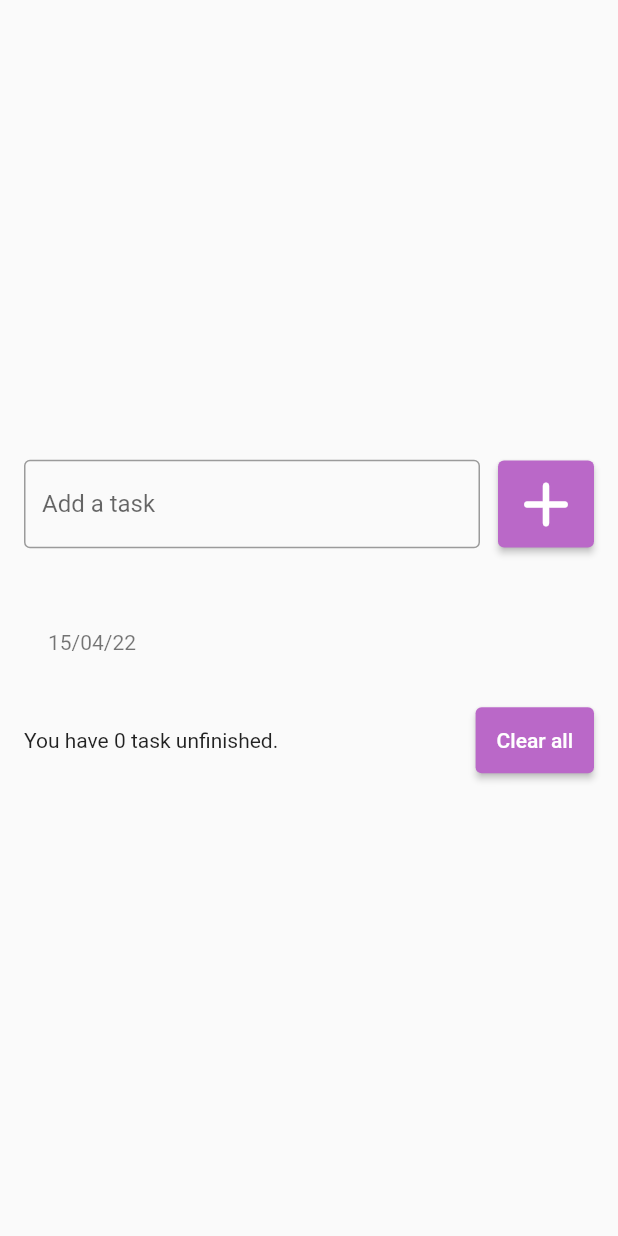
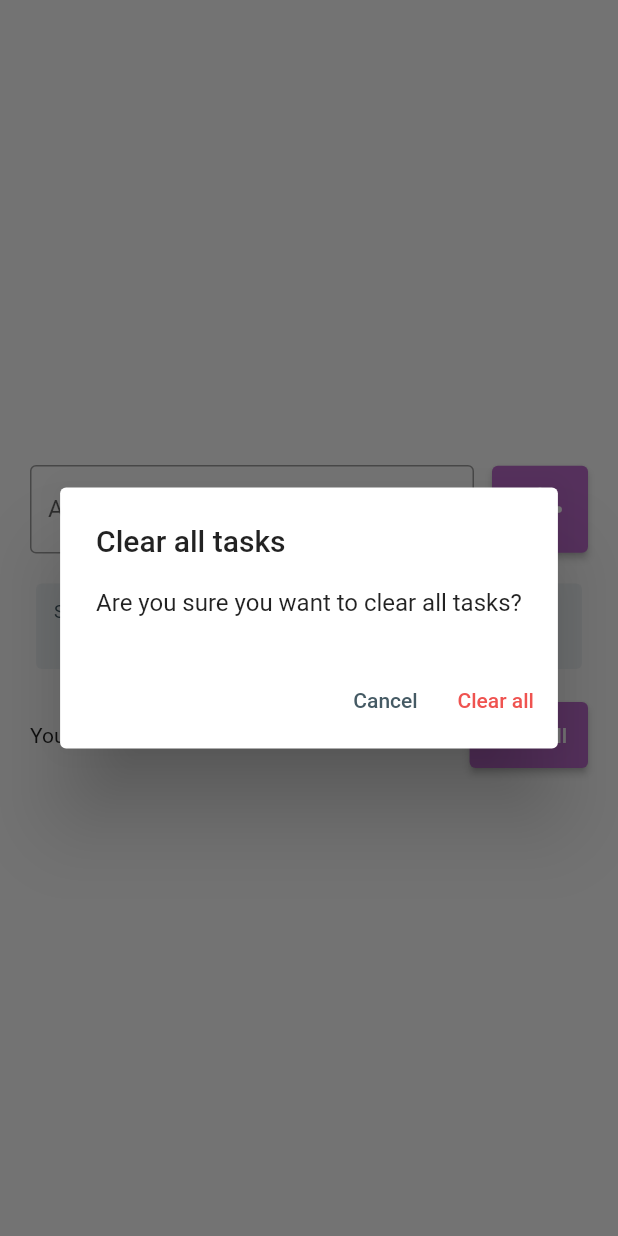
Before and after one commit to Bru-marques/todo_list_flutter, a Flutter app: the screen it shows after launch, after a tap on the "add" icon, after a tap on "Clear all", on a phone screen of 412 x 824 dp. Run offline on Flutter 3.47's test engine with Material 2 defaults, Android fonts, the phone set to English and light mode, and no system bars; drawn by our look-alikes of flutter_slidable.

Commit message:
add and delete tasks layout done

```diff
--- a/lib/main.dart
+++ b/lib/main.dart
@@ -11,6 +11,7 @@ class MyApp extends StatelessWidget {
   @override
   Widget build(BuildContext context) {
     return MaterialApp(
+      debugShowCheckedModeBanner: false,
       home: TodoListPage(),
     );
   }
--- /dev/null
+++ b/lib/models/tasks.dart
@@ -0,0 +1,6 @@
+class TaskList {
+  TaskList({required this.title, required this.dateTime});
+
+  String title;
+  DateTime dateTime;
+}
--- a/lib/pages/todo_list_page.dart
+++ b/lib/pages/todo_list_page.dart
@@ -1,4 +1,7 @@
 import 'package:flutter/material.dart';
+
+import '../models/tasks.dart';
+import '../widgets/todo_list_item.dart';
 
 class TodoListPage extends StatefulWidget {
   TodoListPage({Key? key}) : super(key: key);
@@ -10,14 +13,17 @@ class TodoListPage extends StatefulWidget {
 class _TodoListPageState extends State<TodoListPage> {
   final TextEditingController tasksController = TextEditingController();
 
-  List<String> tasks = [];
+  List<TaskList> tasks = [];
+  TaskList? deletedTask;
+  int? deletedTaskPosition;
 
   @override
   Widget build(BuildContext context) {
-    return Scaffold(
+    return SafeArea(
+      child: Scaffold(
         body: Center(
           child: Padding(
-        padding: const EdgeInsets.symmetric(horizontal: 16),
+            padding: const EdgeInsets.all(20),
             child: Column(
               mainAxisSize: MainAxisSize.min,
               children: [
@@ -41,7 +47,11 @@ class _TodoListPageState extends State<TodoListPage> {
                       onPressed: () {
                         String text = tasksController.text;
                         setState(() {
-                      tasks.add(text);
+                          TaskList newTaskList = TaskList(
+                            title: text,
+                            dateTime: DateTime.now(),
+                          );
+                          tasks.add(newTaskList);
                         });
                         tasksController.clear();
                       },
@@ -54,33 +64,100 @@ class _TodoListPageState extends State<TodoListPage> {
                   child: ListView(
                     shrinkWrap: true,
                     children: [
-                  for (String task in tasks)
-                    ListTile(
-                      title: Text(task),
-                      subtitle: Text("15/04/22"),
-                      onTap: () {
-                        print("task $task");
-                      },
+                      for (TaskList task in tasks)
+                        TodoListItem(
+                          task: task,
+                          onDelete: onDelete,
                         ),
                     ],
                   ),
                 ),
                 const SizedBox(height: 16),
-            Row(children: [
-              const Expanded(
-                child: Text("You have 0 task unfinished."),
+                Row(
+                  children: [
+                    Expanded(
+                      child:
+                          Text("You have ${(tasks.length)} task unfinished."),
                     ),
                     ElevatedButton(
                         style: ElevatedButton.styleFrom(
                           primary: Colors.purple[300],
                           padding: EdgeInsets.all(14),
                         ),
-                  onPressed: () {},
+                        onPressed: () {
+                          showDeleteTasksConfirmationDialog();
+                        },
                         child: Text("Clear all")),
-            ]),
                   ],
                 ),
-      )),
+              ],
+            ),
+          ),
+        ),
+      ),
     );
   }
+
+  void onDelete(TaskList task) {
+    deletedTask = task;
+    deletedTaskPosition = tasks.indexOf(task);
+
+    setState(() {
+      tasks.remove(task);
+    });
+
+    ScaffoldMessenger.of(context).clearSnackBars();
+
+    ScaffoldMessenger.of(context).showSnackBar(
+      SnackBar(
+          content: Text("Task ${(task.title)} was deleted.",
+              style: TextStyle(color: Colors.blueGrey[900])),
+          backgroundColor: Colors.blueGrey[100],
+          action: SnackBarAction(
+            label: "Undo",
+            textColor: Colors.purple[400],
+            onPressed: () {
+              setState(
+                () {
+                  tasks.insert(deletedTaskPosition!, deletedTask!);
+                },
+              );
+            },
+          ),
+          duration: const Duration(seconds: 5)),
+    );
   }
+
+  void showDeleteTasksConfirmationDialog() {
+    showDialog(
+      context: context,
+      builder: (context) => AlertDialog(
+        title: Text("Clear all tasks"),
+        content: Text("Are you sure you want to clear all tasks?"),
+        actions: [
+          TextButton(
+            style: TextButton.styleFrom(primary: Colors.blueGrey[700]),
+            onPressed: () {
+              Navigator.of(context).pop();
+            },
+            child: Text("Cancel"),
+          ),
+          TextButton(
+            style: TextButton.styleFrom(primary: Colors.red[400]),
+            onPressed: () {
+              Navigator.of(context).pop();
+              deleteAllTasks();
+            },
+            child: Text("Clear all"),
+          ),
+        ],
+      ),
+    );
+  }
+
+  void deleteAllTasks() {
+    setState(() {
+      tasks.clear();
+    });
+  }
+}
--- /dev/null
+++ b/lib/widgets/todo_list_item.dart
@@ -0,0 +1,73 @@
+import 'package:flutter/material.dart';
+import 'package:flutter_slidable/flutter_slidable.dart';
+import 'package:intl/intl.dart';
+
+import '../models/tasks.dart';
+
+class TodoListItem extends StatelessWidget {
+  const TodoListItem({Key? key, required this.task, required this.onDelete})
+      : super(key: key);
+
+  final TaskList task;
+  final Function(TaskList) onDelete;
+
+  @override
+  Widget build(BuildContext context) {
+    return Padding(
+      padding: const EdgeInsets.all(4),
+      child: Slidable(
+        child: Container(
+          decoration: BoxDecoration(
+            borderRadius: BorderRadius.circular(4),
+            color: Colors.blueGrey[50],
+          ),
+          padding: const EdgeInsets.all(12),
+          child: Column(
+            crossAxisAlignment: CrossAxisAlignment.stretch,
+            children: [
+              Text(DateFormat("EE dd/MM/yy - HH:mm").format(task.dateTime),
+                  style: TextStyle(
+                    fontSize: 12,
+                    color: Colors.blueGrey[700],
+                  )),
+              Text(
+                task.title,
+                style: TextStyle(
+                  fontSize: 16,
+                  fontWeight: FontWeight.w600,
+                  color: Colors.blueGrey[900],
+                ),
+              ),
+            ],
+          ),
+        ),
+        actionExtentRatio: .25,
+        actionPane: const SlidableDrawerActionPane(),
+        actions: [
+          IconSlideAction(
+            color: Colors.indigo[600],
+            icon: Icons.archive,
+            caption: "Archive",
+            onTap: () {},
+          ),
+          IconSlideAction(
+            color: Colors.blueGrey,
+            icon: Icons.share,
+            caption: "Share",
+            onTap: () {},
+          ),
+        ],
+        secondaryActions: [
+          IconSlideAction(
+            color: Colors.red[400],
+            icon: Icons.delete,
+            caption: "Delete",
+            onTap: () {
+              onDelete(task);
+            },
+          ),
+        ],
+      ),
+    );
+  }
+}
--- a/pubspec.yaml
+++ b/pubspec.yaml
@@ -3,7 +3,7 @@ description: A new Flutter project.
 
 # The following line prevents the package from being accidentally published to
 # pub.dev using `flutter pub publish`. This is preferred for private packages.
-publish_to: 'none' # Remove this line if you wish to publish to pub.dev
+publish_to: "none" # Remove this line if you wish to publish to pub.dev
 
 # The following defines the version and build number for your application.
 # A version number is three numbers separated by dots, like 1.2.43
@@ -30,10 +30,11 @@ dependencies:
   flutter:
     sdk: flutter
 
-
   # The following adds the Cupertino Icons font to your application.
   # Use with the CupertinoIcons class for iOS style icons.
   cupertino_icons: ^1.0.2
+  intl:
+  flutter_slidable: 0.6.0
 
 dev_dependencies:
   flutter_test:
@@ -51,7 +52,6 @@ dev_dependencies:
 
 # The following section is specific to Flutter.
 flutter:
-
   # The following line ensures that the Material Icons font is
   # included with your application, so that you can use the icons in
   # the material Icons class.
```
Also changed, not shown: pubspec.lock. Lines whose indentation alone changed are shown as unchanged.
